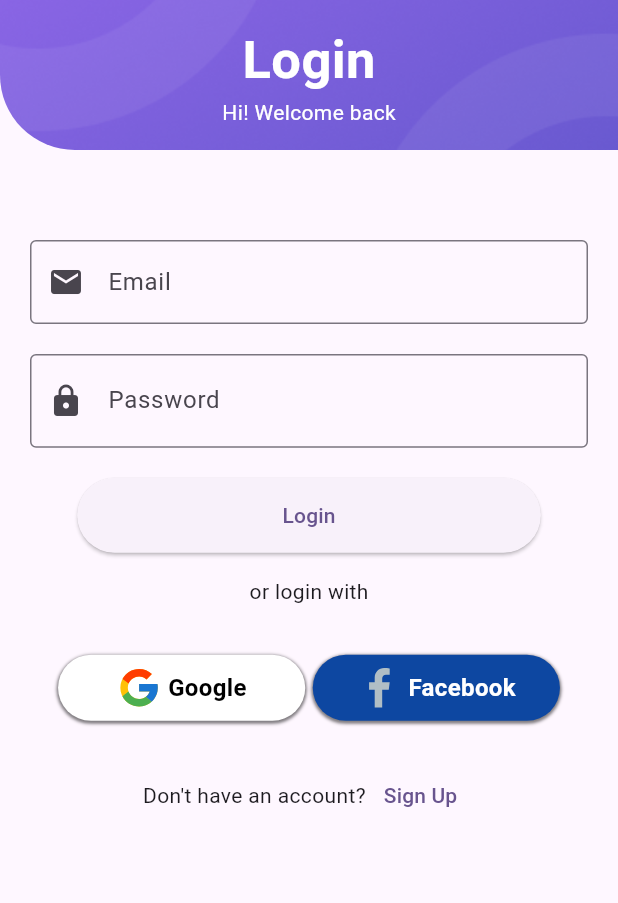
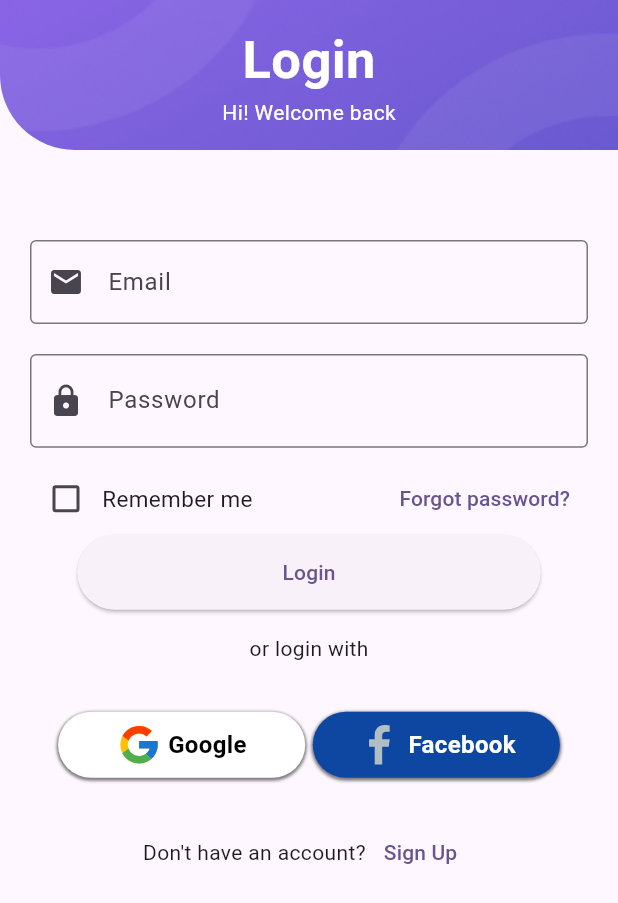
Before and after one commit to TruongGiang1502/travoapp, a Flutter app: the screen it shows after launch, on a phone screen of 412 x 824 dp. Shown: the top 903 px of the screen. Run offline on Flutter 3.47's test engine with Material 2 defaults, Android fonts, the phone set to English and light mode, and no system bars; our stand-ins replace flutter_svg, introduction_screen.

Commit message:
feat: add Forgot Password Screen, add checkbox remember in Login Screen

```diff
--- a/lib/features/auth/screens/login_screen.dart
+++ b/lib/features/auth/screens/login_screen.dart
@@ -1,4 +1,5 @@
 import 'package:flutter/material.dart';
+import 'package:travo_demo/features/auth/screens/fgpass_screen.dart';
 import 'package:travo_demo/features/auth/screens/signup_screen.dart';
 import 'package:travo_demo/features/auth/widgets/auth_button.dart';
 import 'package:travo_demo/features/auth/widgets/media_button.dart';
@@ -15,6 +16,7 @@ class _LoginScreenState extends State<LoginScreen> {
   final emailController = TextEditingController();
   final passwordController = TextEditingController();
   bool passToggle = true;
+  bool isChecked = false;
 
   bool isEmailValid(String email) {
     return RegExp(
@@ -122,7 +124,28 @@ class _LoginScreenState extends State<LoginScreen> {
                         ),
                     ),
                     const SizedBox(
-                      height: 20,
+                      height: 10,
+                    ),
+
+                    Row(
+                      children: [
+                        Checkbox(
+                          value: isChecked,
+                          onChanged: (bool? newValue){
+                            setState(() {
+                              isChecked = newValue!;
+                            });
+                          }
+                        ),
+                        const Text('Remember me', style: TextStyle(fontSize: 15),),
+                        const Spacer(),
+                        TextButton(
+                          onPressed: (){
+                            Navigator.push(context, MaterialPageRoute(builder: (context)=> const ForgotPasswordScreen()));
+                          },
+                          child: const Text('Forgot password?')
+                        ),
+                      ],
                     ),
 
                     AuthButton(formKey: _formKey, text: 'Login',),
```
Also changed, not shown: lib/features/auth/screens/fgpass_screen.dart (added, +97 -0 lines).
